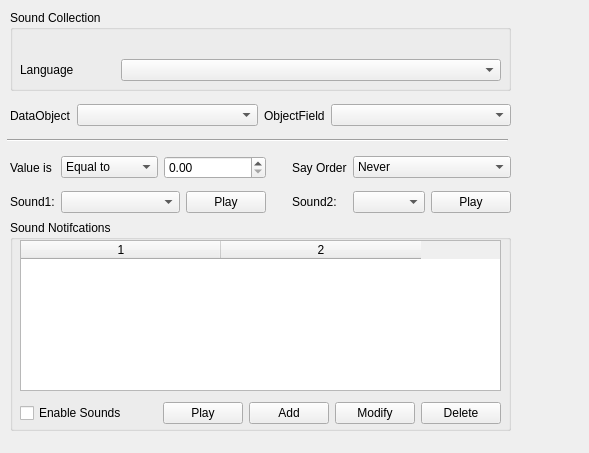
The window that ground/src/plugins/notify/notifypluginoptionspage.ui (openpilot/OpenPilot) describes before a commit, drawn with Qt 5.
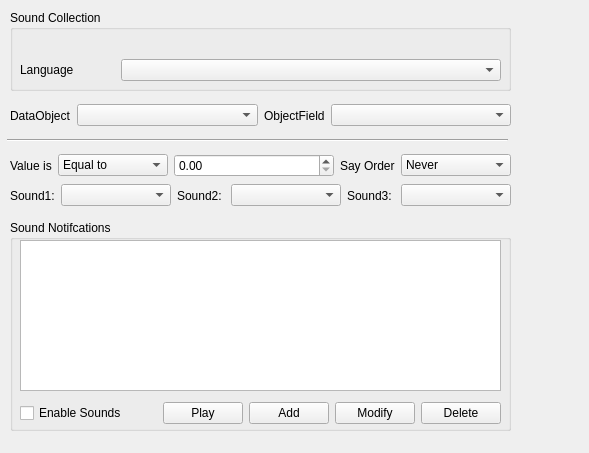
The same window after the commit. Icons and pictures are not drawn. Custom widgets are drawn as their Qt base class.

Commit message: implemented repeat notifications options and add third sound

What changed in the file:
```diff
--- a/ground/src/plugins/notify/notifypluginoptionspage.ui
+++ b/ground/src/plugins/notify/notifypluginoptionspage.ui
@@ -19,184 +19,6 @@
   <property name="windowTitle">
    <string>Form</string>
   </property>
-  <widget class="QWidget" name="layoutWidget">
-   <property name="geometry">
-    <rect>
-     <x>10</x>
-     <y>150</y>
-     <width>501</width>
-     <height>71</height>
-    </rect>
-   </property>
-   <layout class="QGridLayout" name="gridLayout_2">
-    <item row="2" column="2" colspan="7">
-     <widget class="QComboBox" name="Sound1">
-      <property name="sizePolicy">
-       <sizepolicy hsizetype="Expanding" vsizetype="Fixed">
-        <horstretch>0</horstretch>
-        <verstretch>0</verstretch>
-       </sizepolicy>
-      </property>
-     </widget>
-    </item>
-    <item row="2" column="13">
-     <widget class="QPushButton" name="buttonTestSound2">
-      <property name="text">
-       <string>Play</string>
-      </property>
-      <property name="icon">
-       <iconset resource="res.qrc">
-        <normaloff>:/notify/images/play.png</normaloff>:/notify/images/play.png</iconset>
-      </property>
-     </widget>
-    </item>
-    <item row="2" column="12">
-     <widget class="QComboBox" name="Sound2">
-      <property name="sizePolicy">
-       <sizepolicy hsizetype="Expanding" vsizetype="Fixed">
-        <horstretch>0</horstretch>
-        <verstretch>0</verstretch>
-       </sizepolicy>
-      </property>
-     </widget>
-    </item>
-    <item row="1" column="7" colspan="3">
-     <widget class="QDoubleSpinBox" name="ValueSpinBox">
-      <property name="decimals">
-       <number>2</number>
-      </property>
-      <property name="maximum">
-       <double>9999.899999999999636</double>
-      </property>
-      <property name="singleStep">
-       <double>1.000000000000000</double>
-      </property>
-     </widget>
-    </item>
-    <item row="1" column="2" colspan="5">
-     <widget class="QComboBox" name="Value">
-      <property name="sizePolicy">
-       <sizepolicy hsizetype="Expanding" vsizetype="Fixed">
-        <horstretch>0</horstretch>
-        <verstretch>0</verstretch>
-       </sizepolicy>
-      </property>
-      <item>
-       <property name="text">
-        <string>Equal to</string>
-       </property>
-      </item>
-      <item>
-       <property name="text">
-        <string>Greater than</string>
-       </property>
-      </item>
-      <item>
-       <property name="text">
-        <string>Less than</string>
-       </property>
-      </item>
-     </widget>
-    </item>
-    <item row="2" column="1">
-     <widget class="QLabel" name="labelSound1">
-      <property name="sizePolicy">
-       <sizepolicy hsizetype="Maximum" vsizetype="Preferred">
-        <horstretch>0</horstretch>
-        <verstretch>0</verstretch>
-       </sizepolicy>
-      </property>
-      <property name="text">
-       <string>Sound1:</string>
-      </property>
-     </widget>
-    </item>
-    <item row="1" column="12" colspan="2">
-     <widget class="QComboBox" name="SayOrder">
-      <property name="toolTip">
-       <string>Select if the value of the object should be spoken and if so, either before the configured sound or after it.</string>
-      </property>
-      <item>
-       <property name="text">
-        <string>Never</string>
-       </property>
-      </item>
-      <item>
-       <property name="text">
-        <string>Before first</string>
-       </property>
-      </item>
-      <item>
-       <property name="text">
-        <string>After first</string>
-       </property>
-      </item>
-      <item>
-       <property name="text">
-        <string>After second</string>
-       </property>
-      </item>
-     </widget>
-    </item>
-    <item row="1" column="1">
-     <widget class="QLabel" name="labelValue">
-      <property name="enabled">
-       <bool>true</bool>
-      </property>
-      <property name="sizePolicy">
-       <sizepolicy hsizetype="Maximum" vsizetype="Preferred">
-        <horstretch>0</horstretch>
-        <verstretch>0</verstretch>
-       </sizepolicy>
-      </property>
-      <property name="text">
-       <string>Value is</string>
-      </property>
-     </widget>
-    </item>
-    <item row="1" column="11">
-     <widget class="QLabel" name="labelSayOrder">
-      <property name="text">
-       <string>Say Order</string>
-      </property>
-     </widget>
-    </item>
-    <item row="2" column="9">
-     <widget class="QPushButton" name="buttonTestSound1">
-      <property name="text">
-       <string>Play</string>
-      </property>
-      <property name="icon">
-       <iconset resource="res.qrc">
-        <normaloff>:/notify/images/play.png</normaloff>:/notify/images/play.png</iconset>
-      </property>
-     </widget>
-    </item>
-    <item row="1" column="10">
-     <spacer name="horizontalSpacer">
-      <property name="orientation">
-       <enum>Qt::Horizontal</enum>
-      </property>
-      <property name="sizeType">
-       <enum>QSizePolicy::Maximum</enum>
-      </property>
-      <property name="sizeHint" stdset="0">
-       <size>
-        <width>20</width>
-        <height>20</height>
-       </size>
-      </property>
-     </spacer>
-    </item>
-    <item row="2" column="11">
-     <widget class="QLabel" name="labelSound2">
-      <property name="text">
-       <string>Sound2:</string>
-      </property>
-     </widget>
-    </item>
-   </layout>
-  </widget>
   <widget class="QGroupBox" name="groupBox_2">
    <property name="geometry">
     <rect>
@@ -274,57 +96,6 @@
    <property name="title">
     <string>Sound Notifcations</string>
    </property>
-   <widget class="QTableWidget" name="tableNotifications">
-    <property name="geometry">
-     <rect>
-      <x>10</x>
-      <y>20</y>
-      <width>481</width>
-      <height>151</height>
-     </rect>
-    </property>
-    <property name="minimumSize">
-     <size>
-      <width>0</width>
-      <height>0</height>
-     </size>
-    </property>
-    <property name="maximumSize">
-     <size>
-      <width>600</width>
-      <height>16777215</height>
-     </size>
-    </property>
-    <property name="editTriggers">
-     <set>QAbstractItemView::DoubleClicked</set>
-    </property>
-    <property name="selectionBehavior">
-     <enum>QAbstractItemView::SelectRows</enum>
-    </property>
-    <property name="columnCount">
-     <number>2</number>
-    </property>
-    <attribute name="horizontalHeaderVisible">
-     <bool>true</bool>
-    </attribute>
-    <attribute name="horizontalHeaderDefaultSectionSize">
-     <number>200</number>
-    </attribute>
-    <attribute name="horizontalHeaderMinimumSectionSize">
-     <number>100</number>
-    </attribute>
-    <attribute name="verticalHeaderVisible">
-     <bool>true</bool>
-    </attribute>
-    <attribute name="verticalHeaderDefaultSectionSize">
-     <number>20</number>
-    </attribute>
-    <attribute name="verticalHeaderHighlightSections">
-     <bool>true</bool>
-    </attribute>
-    <column/>
-    <column/>
-   </widget>
    <widget class="QWidget" name="layoutWidget">
     <property name="geometry">
      <rect>
@@ -427,6 +198,28 @@
      </item>
     </layout>
    </widget>
+   <widget class="QTableView" name="notifyRulesView">
+    <property name="geometry">
+     <rect>
+      <x>10</x>
+      <y>20</y>
+      <width>481</width>
+      <height>151</height>
+     </rect>
+    </property>
+    <property name="selectionMode">
+     <enum>QAbstractItemView::SingleSelection</enum>
+    </property>
+    <property name="selectionBehavior">
+     <enum>QAbstractItemView::SelectRows</enum>
+    </property>
+    <attribute name="verticalHeaderDefaultSectionSize">
+     <number>22</number>
+    </attribute>
+    <attribute name="verticalHeaderMinimumSectionSize">
+     <number>22</number>
+    </attribute>
+   </widget>
   </widget>
   <widget class="QWidget" name="horizontalLayoutWidget">
    <property name="geometry">
@@ -487,6 +280,270 @@
     <enum>Qt::Horizontal</enum>
    </property>
   </widget>
+  <widget class="QWidget" name="horizontalLayoutWidget_2">
+   <property name="geometry">
+    <rect>
+     <x>10</x>
+     <y>180</y>
+     <width>501</width>
+     <height>31</height>
+    </rect>
+   </property>
+   <layout class="QHBoxLayout" name="horizontalLayout_3">
+    <item>
+     <widget class="QLabel" name="labelSound1">
+      <property name="sizePolicy">
+       <sizepolicy hsizetype="Fixed" vsizetype="Preferred">
+        <horstretch>0</horstretch>
+        <verstretch>0</verstretch>
+       </sizepolicy>
+      </property>
+      <property name="text">
+       <string>Sound1:</string>
+      </property>
+     </widget>
+    </item>
+    <item>
+     <widget class="QComboBox" name="Sound1">
+      <property name="sizePolicy">
+       <sizepolicy hsizetype="Fixed" vsizetype="Fixed">
+        <horstretch>0</horstretch>
+        <verstretch>0</verstretch>
+       </sizepolicy>
+      </property>
+      <property name="minimumSize">
+       <size>
+        <width>110</width>
+        <height>0</height>
+       </size>
+      </property>
+      <property name="maximumSize">
+       <size>
+        <width>16777215</width>
+        <height>16777215</height>
+       </size>
+      </property>
+     </widget>
+    </item>
+    <item>
+     <widget class="QLabel" name="labelSound2">
+      <property name="text">
+       <string>Sound2:</string>
+      </property>
+     </widget>
+    </item>
+    <item>
+     <widget class="QComboBox" name="Sound2">
+      <property name="sizePolicy">
+       <sizepolicy hsizetype="Fixed" vsizetype="Fixed">
+        <horstretch>0</horstretch>
+        <verstretch>0</verstretch>
+       </sizepolicy>
+      </property>
+      <property name="minimumSize">
+       <size>
+        <width>110</width>
+        <height>0</height>
+       </size>
+      </property>
+      <property name="maximumSize">
+       <size>
+        <width>16777215</width>
+        <height>16777215</height>
+       </size>
+      </property>
+     </widget>
+    </item>
+    <item>
+     <widget class="QLabel" name="labelSound3">
+      <property name="text">
+       <string>Sound3:</string>
+      </property>
+     </widget>
+    </item>
+    <item>
+     <widget class="QComboBox" name="Sound3">
+      <property name="sizePolicy">
+       <sizepolicy hsizetype="Fixed" vsizetype="Fixed">
+        <horstretch>0</horstretch>
+        <verstretch>0</verstretch>
+       </sizepolicy>
+      </property>
+      <property name="minimumSize">
+       <size>
+        <width>110</width>
+        <height>0</height>
+       </size>
+      </property>
+      <property name="maximumSize">
+       <size>
+        <width>16777215</width>
+        <height>16777215</height>
+       </size>
+      </property>
+     </widget>
+    </item>
+   </layout>
+  </widget>
+  <widget class="QWidget" name="horizontalLayoutWidget_3">
+   <property name="geometry">
+    <rect>
+     <x>10</x>
+     <y>150</y>
+     <width>501</width>
+     <height>31</height>
+    </rect>
+   </property>
+   <layout class="QHBoxLayout" name="horizontalLayout_5">
+    <item>
+     <widget class="QLabel" name="labelValue">
+      <property name="enabled">
+       <bool>true</bool>
+      </property>
+      <property name="sizePolicy">
+       <sizepolicy hsizetype="Fixed" vsizetype="Preferred">
+        <horstretch>0</horstretch>
+        <verstretch>0</verstretch>
+       </sizepolicy>
+      </property>
+      <property name="minimumSize">
+       <size>
+        <width>40</width>
+        <height>0</height>
+       </size>
+      </property>
+      <property name="text">
+       <string>Value is</string>
+      </property>
+     </widget>
+    </item>
+    <item>
+     <widget class="QComboBox" name="Value">
+      <property name="sizePolicy">
+       <sizepolicy hsizetype="MinimumExpanding" vsizetype="Fixed">
+        <horstretch>0</horstretch>
+        <verstretch>0</verstretch>
+       </sizepolicy>
+      </property>
+      <property name="minimumSize">
+       <size>
+        <width>0</width>
+        <height>0</height>
+       </size>
+      </property>
+      <property name="maximumSize">
+       <size>
+        <width>110</width>
+        <height>16777215</height>
+       </size>
+      </property>
+      <item>
+       <property name="text">
+        <string>Equal to</string>
+       </property>
+      </item>
+      <item>
+       <property name="text">
+        <string>Greater than</string>
+       </property>
+      </item>
+      <item>
+       <property name="text">
+        <string>Less than</string>
+       </property>
+      </item>
+     </widget>
+    </item>
+    <item>
+     <widget class="QDoubleSpinBox" name="ValueSpinBox">
+      <property name="sizePolicy">
+       <sizepolicy hsizetype="MinimumExpanding" vsizetype="Fixed">
+        <horstretch>0</horstretch>
+        <verstretch>0</verstretch>
+       </sizepolicy>
+      </property>
+      <property name="minimumSize">
+       <size>
+        <width>0</width>
+        <height>0</height>
+       </size>
+      </property>
+      <property name="maximumSize">
+       <size>
+        <width>170</width>
+        <height>16777215</height>
+       </size>
+      </property>
+      <property name="decimals">
+       <number>2</number>
+      </property>
+      <property name="maximum">
+       <double>9999.899999999999636</double>
+      </property>
+      <property name="singleStep">
+       <double>1.000000000000000</double>
+      </property>
+     </widget>
+    </item>
+    <item>
+     <widget class="QLabel" name="labelSayOrder">
+      <property name="sizePolicy">
+       <sizepolicy hsizetype="Minimum" vsizetype="Preferred">
+        <horstretch>0</horstretch>
+        <verstretch>0</verstretch>
+       </sizepolicy>
+      </property>
+      <property name="text">
+       <string>Say Order</string>
+      </property>
+     </widget>
+    </item>
+    <item>
+     <widget class="QComboBox" name="SayOrder">
+      <property name="sizePolicy">
+       <sizepolicy hsizetype="Expanding" vsizetype="Fixed">
+        <horstretch>0</horstretch>
+        <verstretch>0</verstretch>
+       </sizepolicy>
+      </property>
+      <property name="maximumSize">
+       <size>
+        <width>110</width>
+        <height>16777215</height>
+       </size>
+      </property>
+      <property name="toolTip">
+       <string>Select if the value of the object should be spoken and if so, either before the configured sound or after it.</string>
+      </property>
+      <item>
+       <property name="text">
+        <string>Never</string>
+       </property>
+      </item>
+      <item>
+       <property name="text">
+        <string>Before first</string>
+       </property>
+      </item>
+      <item>
+       <property name="text">
+        <string>After first</string>
+       </property>
+      </item>
+      <item>
+       <property name="text">
+        <string>After second</string>
+       </property>
+      </item>
+      <item>
+       <property name="text">
+        <string>After third</string>
+       </property>
+      </item>
+     </widget>
+    </item>
+   </layout>
+  </widget>
  </widget>
  <customwidgets>
   <customwidget>
```
The commit also changes 10 other files.
